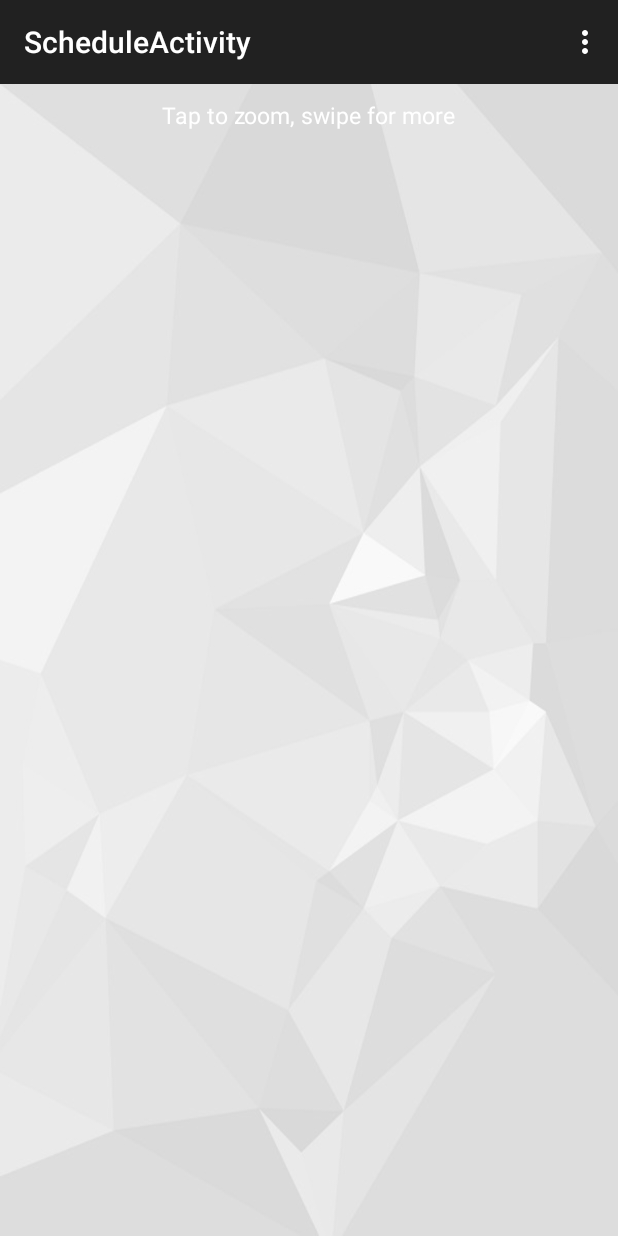
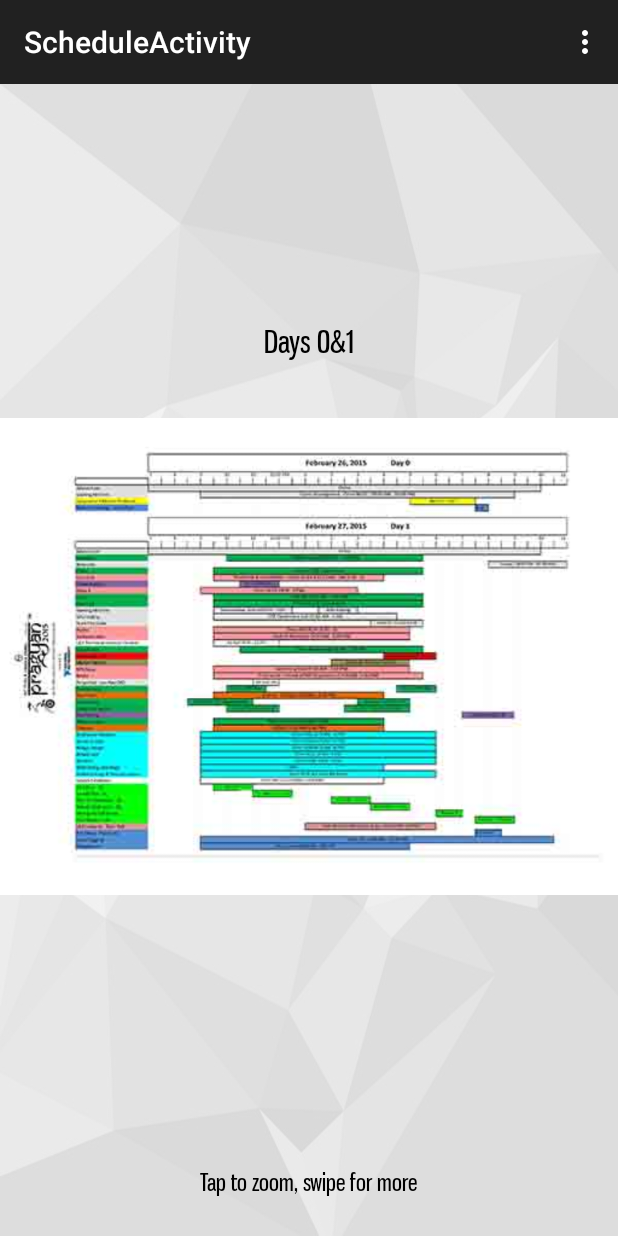
Before and after one commit to sujithrengan/Fdoodle, an Android app: the ScheduleActivity screen opened directly, with no data from a screen before it, on a phone screen of 412 x 824 dp. Run offline under Robolectric (Android 15) with nearby library versions, the phone set to English and light mode, and no system bars.

Commit message:
IntegrationB
SpalshPlaceholders - Schedule

```diff
--- a/app/src/main/AndroidManifest.xml
+++ b/app/src/main/AndroidManifest.xml
@@ -59,10 +59,12 @@
             android:configChanges="keyboard|keyboardHidden|screenLayout|screenSize|orientation"
             android:label="@string/app_name"
             android:theme="@android:style/Theme.Translucent.NoTitleBar" />
+
         <activity
             android:name=".RaffleActivity"
             android:label="@string/title_activity_raffle" >
         </activity>
+
         <activity
             android:name=".UpcomingActivity"
             android:label="@string/title_activity_upcoming"
--- a/app/src/main/java/f15/delta/com/fdoodle/Hscreen.java
+++ b/app/src/main/java/f15/delta/com/fdoodle/Hscreen.java
@@ -30,6 +30,7 @@ public class Hscreen extends ActionBarActivity {
     DisplayMetrics displaymetrics;
     ImageView f[];
     int o[] = {0, 3, 2, 5, 4, 1};
+
     int frame;
     @Override
     protected void onCreate(Bundle savedInstanceState) {
@@ -83,6 +84,7 @@ public class Hscreen extends ActionBarActivity {
                         // non-transparent pixel touched,
                         Intent i=new Intent(Hscreen.this,ScheduleActivity.class);
                         startActivity(i);
+
 
                         //Toast.makeText(getApplicationContext(), "Doodle", Toast.LENGTH_SHORT).show();
                         return true;
@@ -240,7 +242,7 @@ public class Hscreen extends ActionBarActivity {
 
                 }
             });
-           // StartcomplexAnimation(anim[0]);
+           //StartcomplexAnimation(anim[0]);
 
 
         }
--- a/app/src/main/java/f15/delta/com/fdoodle/ScheduleActivity.java
+++ b/app/src/main/java/f15/delta/com/fdoodle/ScheduleActivity.java
@@ -26,13 +26,14 @@ public class ScheduleActivity extends ActionBarActivity {
     protected void onCreate(Bundle savedInstanceState) {
         super.onCreate(savedInstanceState);
         setContentView(R.layout.activity_schedule);
-
+TextView t1=(TextView)findViewById(R.id.textView1);
         f4 = Typeface.createFromAsset(getApplicationContext().getAssets(),
                 "fonts/gnu.ttf");
-
+t1.setTypeface(f4);
         mscheduleadapter=new Scheduleadapter(getSupportFragmentManager());
         mviewpager=(ViewPager)findViewById(R.id.pager);
         mviewpager.setAdapter(mscheduleadapter);
+
     }
 
 
--- a/app/src/main/res/layout/activity_schedule.xml
+++ b/app/src/main/res/layout/activity_schedule.xml
@@ -3,29 +3,32 @@
     android:layout_height="match_parent"
     tools:context="f15.delta.com.fdoodle.ScheduleActivity">
 
-    <RelativeLayout
+    <LinearLayout
         android:layout_width="match_parent"
         android:layout_height="match_parent"
+        android:weightSum="100"
+       android:orientation="vertical"
+        android:gravity="center"
         android:background="@drawable/wp2">
 
         <android.support.v4.view.ViewPager
             xmlns:android="http://schemas.android.com/apk/res/android"
             android:id="@+id/pager"
-            android:layout_above="@id/textView1"
+            android:layout_weight="93"
             android:layout_width="match_parent"
-            android:layout_height="match_parent" />
+            android:layout_height="0dp" />
         <TextView
             android:id="@+id/textView1"
             android:layout_width="wrap_content"
             android:layout_height="wrap_content"
             android:layout_alignParentTop="true"
             android:layout_marginTop="10dp"
-            android:layout_centerHorizontal="true"
+
             android:text="Tap to zoom, swipe for more"
-            android:textColor="#FFFFFF"
+            android:textColor="#000000"
             android:textSize="15sp" />
 
-    </RelativeLayout>
+    </LinearLayout>
 
 
 </RelativeLayout>
--- a/app/src/main/res/layout/fragment_left.xml
+++ b/app/src/main/res/layout/fragment_left.xml
@@ -1,10 +1,22 @@
 <?xml version="1.0" encoding="utf-8"?>
-<RelativeLayout
+<LinearLayout
     xmlns:android="http://schemas.android.com/apk/res/android"
     android:id="@+id/rlayout"
     android:layout_width="match_parent"
+    android:orientation="vertical"
+    android:gravity="center"
     android:layout_height="match_parent"
     >
+    <TextView
+        android:id="@+id/daytxt"
+        android:layout_width="wrap_content"
+        android:layout_height="wrap_content"
+
+        android:layout_centerHorizontal="true"
+
+        android:textColor="#000000"
+        android:textSize="20sp"
+        android:text="Day" />
     <ImageView
         android:id="@+id/schedimage"
         android:layout_width="match_parent"
@@ -15,15 +27,6 @@
 
 
 
-    <TextView
-        android:id="@+id/daytxt"
-        android:layout_width="wrap_content"
-        android:layout_height="wrap_content"
-        android:layout_above="@+id/schedimage"
-        android:layout_centerHorizontal="true"
 
-        android:textColor="#000000"
-        android:textSize="20sp"
-        android:text="Day" />
 
-</RelativeLayout>
+</LinearLayout>
```
Also changed, not shown: app/src/main/java/f15/delta/com/fdoodle/SplashActivity.java (+43 -6 lines), app/src/main/java/f15/delta/com/fdoodle/Utilities.java (+12 -0 lines), 2 other files.
